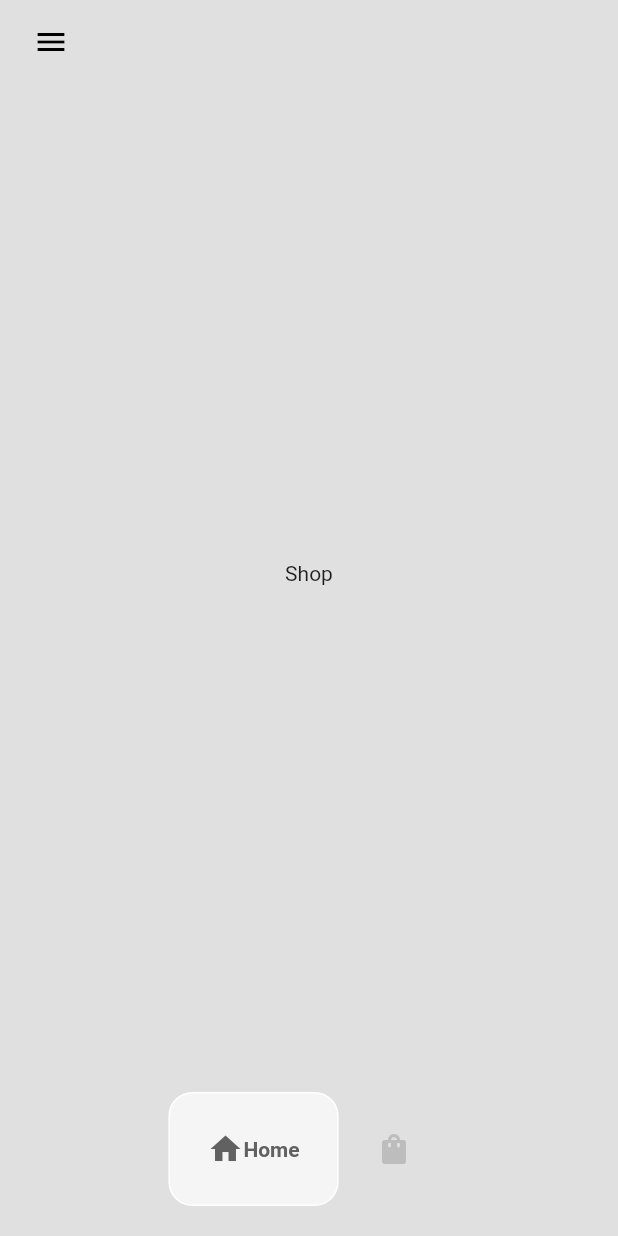
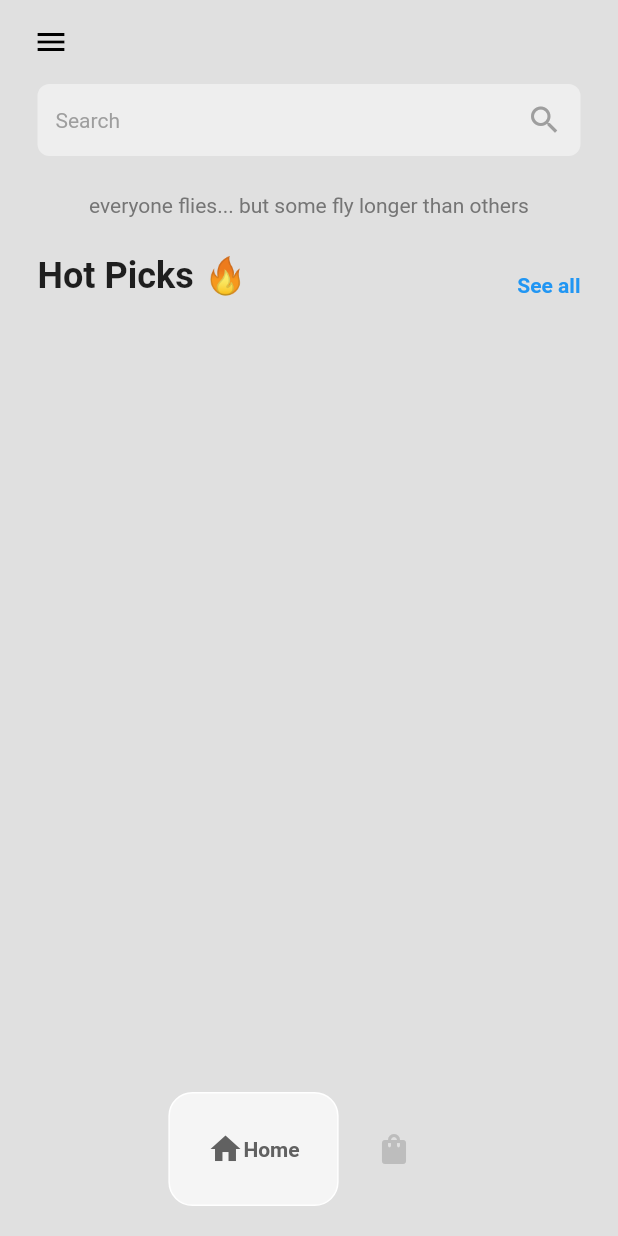
Before and after one commit to Mahyar-86/Flutter-NikeShop, a Flutter app: the HomePage screen opened directly, on a phone screen of 412 x 824 dp. Run offline on Flutter 3.47's test engine with Material 2 defaults, Android fonts, the phone set to English and light mode, and no system bars; drawn by our look-alikes of google_nav_bar.

Commit message:
feat: Add Shop Page

```diff
--- a/lib/pages/shop_page.dart
+++ b/lib/pages/shop_page.dart
@@ -5,8 +5,66 @@ class ShopPage extends StatelessWidget {
 
   @override
   Widget build(BuildContext context) {
-    return Center(
-      child: Text("Shop"),
+    return Column(
+      children: [
+        Container(
+          padding: const EdgeInsets.all(12),
+          margin: const EdgeInsets.symmetric(horizontal: 25),
+          decoration: BoxDecoration(
+              color: Colors.grey[200], borderRadius: BorderRadius.circular(8)),
+          child: const Row(
+            mainAxisAlignment: MainAxisAlignment.spaceBetween,
+            children: [
+              Text(
+                "Search",
+                style: TextStyle(color: Colors.grey),
+              ),
+              Icon(
+                Icons.search,
+                color: Colors.grey,
+              ),
+            ],
+          ),
+        ),
+        Padding(
+          padding: const EdgeInsets.symmetric(vertical: 25),
+          child: Text(
+            "everyone flies... but some fly longer than others",
+            style: TextStyle(
+              color: Colors.grey[600],
+            ),
+          ),
+        ),
+        const Padding(
+          padding: EdgeInsets.symmetric(horizontal: 25.0),
+          child: Row(
+            mainAxisAlignment: MainAxisAlignment.spaceBetween,
+            crossAxisAlignment: CrossAxisAlignment.end,
+            children: [
+              Text(
+                "Hot Picks 🔥",
+                style: TextStyle(
+                  fontWeight: FontWeight.bold,
+                  fontSize: 24,
+                ),
+              ),
+              Text(
+                "See all",
+                style:
+                    TextStyle(fontWeight: FontWeight.bold, color: Colors.blue),
+              ),
+            ],
+          ),
+        ),
+        const SizedBox(
+          height: 10,
+        ),
+        Expanded(
+          child: ListView.builder(itemBuilder: (context, index) {
+            return null;
+          }),
+        ),
+      ],
     );
   }
 }
```
